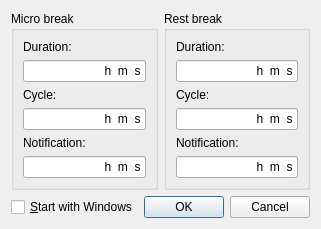
Before: the Qt Designer form src/PreferencesDialog.ui in mrexodia/WorkraveQt, drawn with Qt 5.
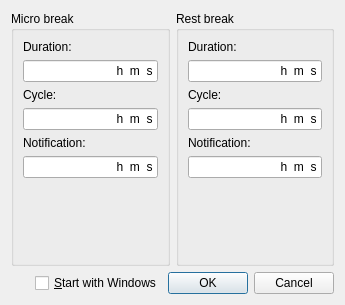
After: the same form once the commit is applied. Icons and pictures are not drawn.

The edit to the form file:
```diff
--- a/src/PreferencesDialog.ui
+++ b/src/PreferencesDialog.ui
@@ -6,8 +6,8 @@
    <rect>
     <x>0</x>
     <y>0</y>
-    <width>304</width>
-    <height>219</height>
+    <width>345</width>
+    <height>305</height>
    </rect>
   </property>
   <property name="windowTitle">
```
